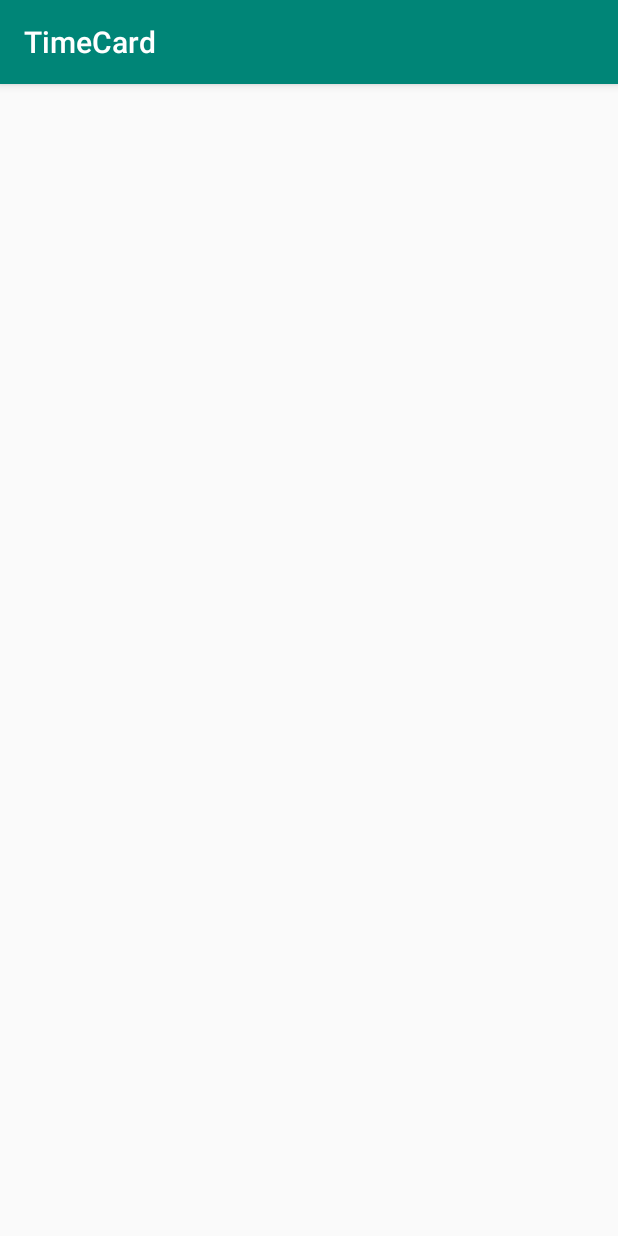
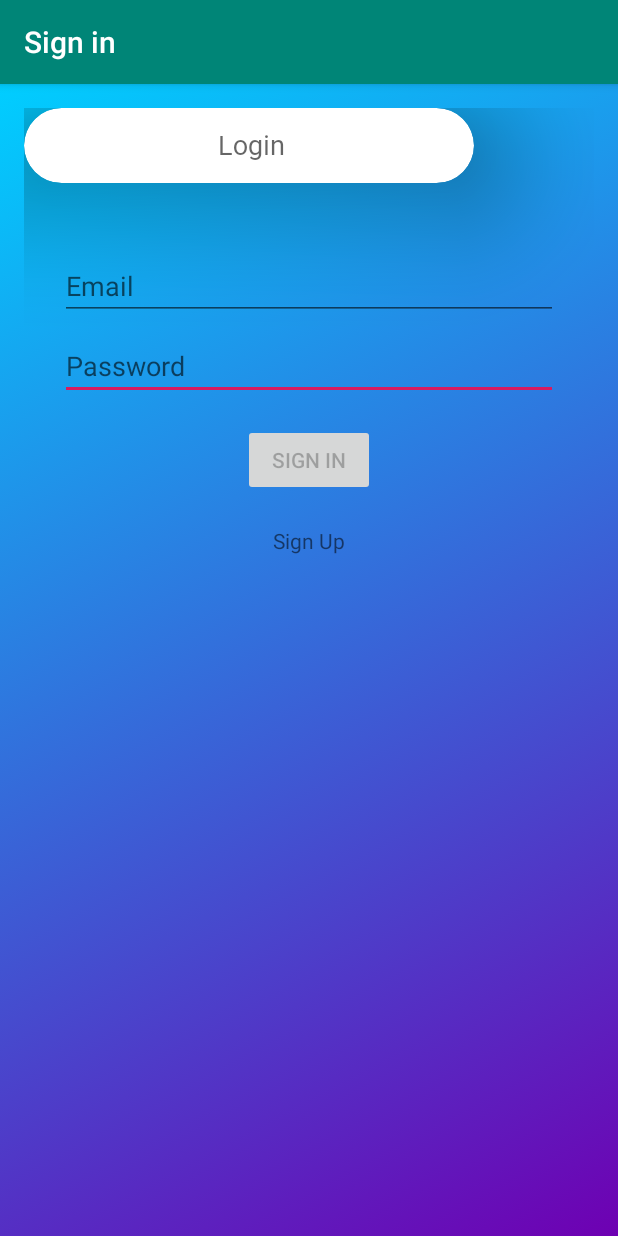
Before and after one commit to tyod993/TimeCard, an Android app: the screen it shows after launch (HomeActivity before the commit, LaunchActivity after it), on a phone screen of 412 x 824 dp. Run offline under Robolectric (Android 15) with nearby library versions, the phone set to English and light mode, and no system bars.

Commit message:
few bugs fixed

```diff
--- a/app/src/main/java/com/audiokontroller/timecard/ui/login/LoginActivity.java
+++ b/app/src/main/java/com/audiokontroller/timecard/ui/login/LaunchActivity.java
@@ -2,7 +2,6 @@ package com.audiokontroller.timecard.ui.login;
 
 import android.app.Activity;
 
-import androidx.fragment.app.FragmentManager;
 import androidx.fragment.app.FragmentTransaction;
 import androidx.lifecycle.Observer;
 import androidx.lifecycle.ViewModelProviders;
@@ -21,6 +20,7 @@ import android.view.View;
 import android.view.inputmethod.EditorInfo;
 import android.widget.Button;
 import android.widget.EditText;
+import android.widget.FrameLayout;
 import android.widget.ProgressBar;
 import android.widget.TextView;
 import android.widget.Toast;
@@ -28,11 +28,16 @@ import android.widget.Toast;
 import com.audiokontroller.timecard.ui.mainmenu.MainMenuActivity;
 import com.audiokontroller.timecard.R;
 
-
-//TODO; Major bug when setting EditText variables to resource containers
-public class LoginActivity extends AppCompatActivity {
+public class LaunchActivity extends AppCompatActivity {
 
     private LoginViewModel loginViewModel;
+
+    private EditText emailEditText;
+    private EditText passwordEditText;
+    private Button loginButton;
+    private TextView createAccountTextView;
+    private ProgressBar loadingProgressBar;
+    private FrameLayout fragmentContainer;
 
     @Override
     public void onCreate(Bundle savedInstanceState) {
@@ -41,16 +46,12 @@ public class LoginActivity extends AppCompatActivity {
         loginViewModel = ViewModelProviders.of(this, new LoginViewModelFactory())
                 .get(LoginViewModel.class);
 
-        /*
-        Currently no matter what argument you pass to the findViewById() to retrieve the
-        EditText containers it calls usernameEditText first and always finds the username_text.
-        */
-
-        final EditText passwordEditText = findViewById(R.id.username_text);
-        final EditText usernameEditText = findViewById(R.id.passwordInput);
-        final Button loginButton = findViewById(R.id.login);
-        final TextView createAccountTextView = findViewById(R.id.createAccount);
-        final ProgressBar loadingProgressBar = findViewById(R.id.loading);
+        fragmentContainer = findViewById(R.id.login_fragment_container);
+        passwordEditText = findViewById(R.id.password_text);
+        emailEditText = findViewById(R.id.username_text);
+        loginButton = findViewById(R.id.login);
+        createAccountTextView = findViewById(R.id.createAccount);
+        loadingProgressBar = findViewById(R.id.loading);
 
         loginViewModel.getLoginFormState().observe(this, new Observer<LoginFormState>() {
             @Override
@@ -60,7 +61,7 @@ public class LoginActivity extends AppCompatActivity {
                 }
                 loginButton.setEnabled(loginFormState.isDataValid());
                 if (loginFormState.getUsernameError() != null) {
-                    usernameEditText.setError(getString(loginFormState.getUsernameError()));
+                    emailEditText.setError(getString(loginFormState.getUsernameError()));
                 }
                 if (loginFormState.getPasswordError() != null) {
                     passwordEditText.setError(getString(loginFormState.getPasswordError()));
@@ -101,18 +102,18 @@ public class LoginActivity extends AppCompatActivity {
 
             @Override
             public void afterTextChanged(Editable s) {
-                loginViewModel.loginDataChanged(usernameEditText.getText().toString(),
+                loginViewModel.loginDataChanged(emailEditText.getText().toString(),
                         passwordEditText.getText().toString());
             }
         };
-        usernameEditText.addTextChangedListener(afterTextChangedListener);
+        emailEditText.addTextChangedListener(afterTextChangedListener);
         passwordEditText.addTextChangedListener(afterTextChangedListener);
         passwordEditText.setOnEditorActionListener(new TextView.OnEditorActionListener() {
 
             @Override
             public boolean onEditorAction(TextView v, int actionId, KeyEvent event) {
                 if (actionId == EditorInfo.IME_ACTION_DONE) {
-                    loginViewModel.login(getApplicationContext(), usernameEditText.getText().toString(),
+                    loginViewModel.login(getApplicationContext(), emailEditText.getText().toString(),
                             passwordEditText.getText().toString());
                 }
                 return false;
@@ -123,7 +124,7 @@ public class LoginActivity extends AppCompatActivity {
             @Override
             public void onClick(View v) {
                 loadingProgressBar.setVisibility(View.VISIBLE);
-                loginViewModel.login(getApplicationContext(),usernameEditText.getText().toString(),
+                loginViewModel.login(getApplicationContext(), emailEditText.getText().toString(),
                         passwordEditText.getText().toString());
             }
         });
@@ -132,6 +133,9 @@ public class LoginActivity extends AppCompatActivity {
             @Override
             public void onClick(View view) {
                 launchRegisterUserFrag();
+                fragmentContainer.isClickable();
+                fragmentContainer.bringToFront();
+
             }
         });
     }
@@ -139,7 +143,7 @@ public class LoginActivity extends AppCompatActivity {
     private void updateUiWithUser(LoggedInUserView model) {
         String welcome = getString(R.string.welcome) + model.getDisplayName();
         // TODO : initiate successful logged in experience
-        Intent intent = new Intent(LoginActivity.this, MainMenuActivity.class);
+        Intent intent = new Intent(LaunchActivity.this, MainMenuActivity.class);
         Toast.makeText(getApplicationContext(), welcome, Toast.LENGTH_LONG).show();
         startActivity(intent);
     }
@@ -149,12 +153,11 @@ public class LoginActivity extends AppCompatActivity {
     }
 
     public void launchRegisterUserFrag(){
-        FragmentManager fragmentManager = getSupportFragmentManager();
-        FragmentTransaction fragmentTransaction = fragmentManager.beginTransaction();
-        RegisterUserFragment registerUserFragment = RegisterUserFragment.newInstance();
-        registerUserFragment.setViewModel(loginViewModel);
-        loginViewModel.getUserRepository(getApplicationContext());
-        fragmentTransaction.add(R.id.login_viewpager, registerUserFragment);
-        fragmentTransaction.commit();
+        RegisterUserFragment registerUserFragment = new RegisterUserFragment(loginViewModel);
+        loginViewModel.setContext(getApplicationContext());
+        loginViewModel.setUserRepository();
+        FragmentTransaction transaction = getSupportFragmentManager().beginTransaction();
+        transaction.addToBackStack(null);
+        transaction.replace(R.id.login_fragment_container, registerUserFragment).commit();
     }
 }
--- a/app/src/main/java/com/audiokontroller/timecard/ui/login/RegisterUserViewModel.java
+++ b/app/src/main/java/com/audiokontroller/timecard/ui/login/RegisterUserViewModel.java
@@ -12,6 +12,8 @@ import com.audiokontroller.timecard.data.model.User;
 
 public class RegisterUserViewModel extends ViewModel{
 
+    //TODO; Some weird logic in here that needs to be fixed.
+
     private UserRepository userRepository;
     private LoginRepository loginRepository;
     private Context context;
@@ -20,7 +22,7 @@ public class RegisterUserViewModel extends ViewModel{
 
     RegisterUserViewModel(LoginDataSource loginDataSource){
         loginRepository = LoginRepository.getInstance(loginDataSource);
-        this.userRepository = userRepository;
+
     }
 
     public void saveNewUser(@NonNull String username, @NonNull String password, @NonNull String email,
--- a/app/src/main/res/drawable/background_gradient.xml
+++ b/app/src/main/res/drawable/background_gradient.xml
@@ -3,9 +3,9 @@
     <item>
         <shape android:shape="rectangle">
             <gradient
-                android:endColor="#FDFEFE"
-                android:startColor="#E5E8E8"
-                android:angle="90"
+                android:endColor="#00CEFF"
+                android:startColor="#6E00B2"
+                android:angle="135"
                 />
         </shape>
     </item>
--- a/app/src/main/res/layout/activity_login.xml
+++ b/app/src/main/res/layout/activity_login.xml
@@ -2,6 +2,8 @@
 <androidx.constraintlayout.widget.ConstraintLayout xmlns:android="http://schemas.android.com/apk/res/android"
     xmlns:app="http://schemas.android.com/apk/res-auto"
     xmlns:tools="http://schemas.android.com/tools"
+    android:orientation="vertical"
+    android:background="@drawable/background_gradient"
     android:id="@+id/container"
     android:layout_width="match_parent"
     android:layout_height="match_parent"
@@ -9,15 +11,14 @@
     android:paddingTop="@dimen/activity_vertical_margin"
     android:paddingRight="@dimen/activity_horizontal_margin"
     android:paddingBottom="@dimen/activity_vertical_margin"
-    tools:context=".ui.login.LoginActivity">
+    tools:context=".ui.login.LaunchActivity">
 
-    <androidx.viewpager.widget.ViewPager
-        android:id="@+id/login_viewpager"
-        android:layout_width="wrap_content"
-        android:layout_height="wrap_content"
-        tools:layout_editor_absoluteX="16dp"
-        tools:layout_editor_absoluteY="16dp" />
-
+    <FrameLayout
+        android:id="@+id/login_fragment_container"
+        android:layout_width="match_parent"
+        android:layout_height="match_parent"
+        android:clickable="false"
+        />
 
     <EditText
         android:id="@+id/password_text"
@@ -26,9 +27,9 @@
         android:layout_marginStart="24dp"
         android:layout_marginTop="8dp"
         android:layout_marginEnd="24dp"
-
         android:hint="@string/prompt_password"
         android:inputType="textPassword"
+        android:importantForAutofill="no"
         android:selectAllOnFocus="true"
         app:layout_constraintEnd_toEndOf="parent"
         app:layout_constraintTop_toBottomOf="@+id/username_text"
@@ -50,13 +51,52 @@
         app:layout_constraintTop_toBottomOf="@+id/password_text"
         app:layout_constraintVertical_bias="0.2" />
 
+    <androidx.cardview.widget.CardView
+        android:layout_width="300dp"
+        android:layout_height="50dp"
+        android:layout_alignBottom="@+id/imageView3"
+        android:layout_alignParentStart="true"
+
+
+        android:layout_alignParentEnd="true"
+        android:layout_marginStart="55dp"
+        android:layout_marginEnd="55dp"
+        android:layout_marginBottom="175dp"
+        android:animationCache="false"
+        android:clickable="true"
+        app:cardBackgroundColor="#FFFFFF"
+        app:cardCornerRadius="25dp"
+        app:cardElevation="50dp">
+
+        <RelativeLayout
+            android:layout_width="match_parent"
+            android:layout_height="match_parent">
+
+            <TextView
+                android:id="@+id/textView4"
+                android:layout_width="wrap_content"
+                android:layout_height="wrap_content"
+                android:layout_alignParentStart="true"
+                android:layout_alignParentTop="true"
+                android:layout_alignParentEnd="true"
+                android:layout_alignParentBottom="true"
+                android:layout_marginStart="129dp"
+                android:layout_marginTop="12dp"
+                android:layout_marginEnd="90dp"
+                android:layout_marginBottom="7dp"
+                android:fontFamily="@font/fira_sans_medium"
+                android:text="Login"
+                android:textAppearance="@style/TextAppearance.AppCompat.Medium" />
+        </RelativeLayout>
+    </androidx.cardview.widget.CardView>
+
     <TextView
         android:id="@+id/createAccount"
         android:layout_width="wrap_content"
         android:layout_height="wrap_content"
         android:clickable="true"
         android:focusable="true"
-        android:text="@string/create_account"
+        android:text="@string/sign_up"
         app:layout_constraintTop_toBottomOf="@+id/login"
         app:layout_constraintEnd_toEndOf="parent"
         app:layout_constraintStart_toStartOf="parent"
@@ -95,4 +135,5 @@
         app:layout_constraintStart_toStartOf="parent"
         app:layout_constraintTop_toTopOf="parent" />
 
+
 </androidx.constraintlayout.widget.ConstraintLayout>
--- a/app/src/main/res/layout/register_user_fragment.xml
+++ b/app/src/main/res/layout/register_user_fragment.xml
@@ -4,7 +4,6 @@
     xmlns:app="http://schemas.android.com/apk/res-auto"
     android:layout_width="match_parent"
     android:layout_height="match_parent"
-    android:background="#E5E8E8"
     tools:context=".ui.login.RegisterUserFragment">
 
     <ScrollView
@@ -16,6 +15,7 @@
         <androidx.constraintlayout.widget.ConstraintLayout
             android:layout_width="match_parent"
             android:layout_height="wrap_content"
+            android:background="#FFFFFF"
             android:padding="10dp">
 
             <TextView
--- a/app/src/main/res/values/strings.xml
+++ b/app/src/main/res/values/strings.xml
@@ -15,7 +15,9 @@
     <string name="invalid_password">Password must be more then 5 characters</string>
     <string name="login_failed">"Login failed"</string>
     <string name="register">Register</string>
-    <string name="create_account">Don\'t have an account? Create one here.</string>
+    <string name="sign_up_sentence">Don\'t have an account? </string>
+    <string name="sign_up">Sign Up</string>
+
 
     //Bottom navigation bar
     <string name="home">Home</string>
```
Also changed, not shown: app/src/main/AndroidManifest.xml (+4 -3 lines), app/src/main/java/com/audiokontroller/timecard/ui/login/LoginViewModel.java (+8 -1 lines), app/src/main/java/com/audiokontroller/timecard/ui/login/RegisterUserFragment.java (+8 -11 lines), app/src/main/java/com/audiokontroller/timecard/ui/mainmenu/MainMenuActivity.java (+2 -11 lines), gradle/wrapper/gradle-wrapper.properties.
